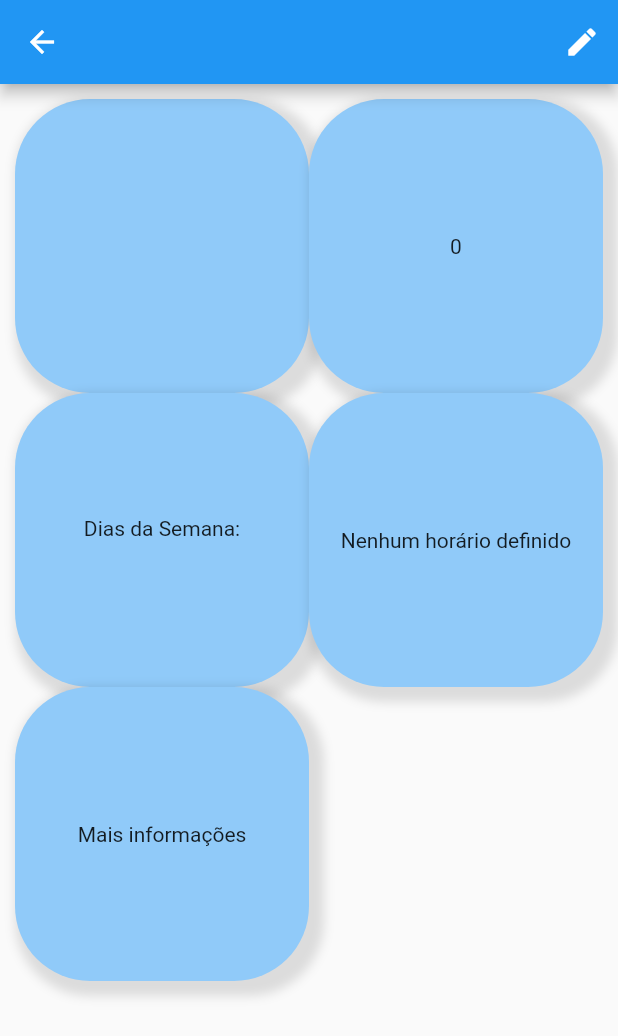
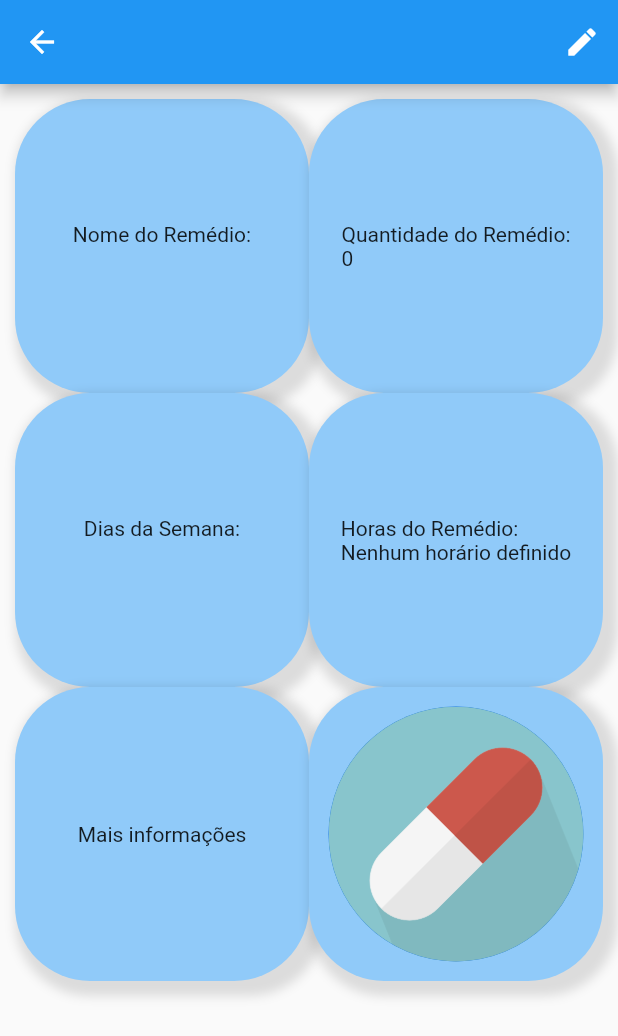
Before and after one commit to pilarfernandezz/MediNow, a Flutter app: the MedicineDetails screen opened directly with empty values, on a phone screen of 412 x 824 dp. Shown: the top 1036 px of the screen. Run offline on Flutter 3.47's test engine with Material 2 defaults, Android fonts, the phone set to English and light mode, and no system bars; our stand-ins replace camera, flutter_html, flutter_local_notifications, geolocator, google_maps_flutter, permission_handler; missing offline and left inert: day_selector, google_maps_webservice.

Commit message:
Added edit mode for icon in MedicineDetails and minor fixes

```diff
--- a/lib/MedicineDetails.dart
+++ b/lib/MedicineDetails.dart
@@ -1,9 +1,13 @@
+import 'dart:io';
+
+import 'package:camera/camera.dart';
 import 'package:day_selector/day_selector.dart';
 import 'package:flutter/material.dart';
 import 'package:flutter/services.dart';
 import 'Medicine.dart';
 
 import 'MedicineHttpRequest.dart';
+import 'Photo.dart';
 
 class MedicineDetails extends StatefulWidget {
   final Medicine drug;
@@ -50,11 +54,11 @@ class _MedicineDetailsState extends State<MedicineDetails> {
         crossAxisCount: 2,
         children: <Widget>[
           GestureDetector(
-            child: createBox(Text(drug.name)),
+            child: createBox(Text("Nome do Remédio:\n"+drug.name,)),
             onTap: (editMode) ? _dialogName : null,
           ),
           GestureDetector(
-            child: createBox(Text(drug.drugAmmount.toString())),
+            child: createBox(Text("Quantidade do Remédio:\n"+drug.drugAmmount.toString())),
             onTap: (editMode) ? _dialogAmmount : null,
           ),
           GestureDetector(
@@ -62,12 +66,16 @@ class _MedicineDetailsState extends State<MedicineDetails> {
             onTap: (editMode) ? _dialogDays : null,
           ),
           GestureDetector(
-            child: createBox(createTextDinamically(drug.hoursSelected)),
+            child: createBox(Text("Horas do Remédio:\n"+concatHoursList(drug.hoursSelected))),
             onTap: (editMode) ? _dialogHours : null,
           ),
           GestureDetector(
             child: createBox(Text("Mais informações")),
             onTap: (editMode) ? null : _goToHttp,
+          ),
+          GestureDetector(
+            child: createBox(CircleAvatar(backgroundImage: getImage(), maxRadius: 85,)),
+            onTap: (editMode) ? getPhoto : null,
           )
         ],
       ),
@@ -100,10 +108,6 @@ class _MedicineDetailsState extends State<MedicineDetails> {
     }
 
     return days;
-  }
-
-  Widget createTextDinamically(List<String> strList) {
-    return Text(concatHoursList(strList));
   }
 
   String concatHoursList(List<String> list) {
@@ -287,6 +291,33 @@ class _MedicineDetailsState extends State<MedicineDetails> {
     );
   }
 
+  ImageProvider<dynamic> getImage(){
+    if(drug.image != null)
+      return drug.image.image;
+    else
+      return AssetImage('lib/assets/remedio.png');
+  }
+
+  getPhoto() async {
+    WidgetsFlutterBinding.ensureInitialized();
+
+    // Obtain a list of the available cameras on the device.
+    final cameras = await availableCameras();
+
+    // Get a specific camera from the list of available cameras.
+    final firstCamera = cameras.first;
+
+    var result = await Navigator.push(
+      context,
+      MaterialPageRoute(builder: (context) => Photo(camera: firstCamera)),
+    );
+    if (result != null) {
+      setState(() {
+        drug.image = Image.file(File(result));
+      });
+    }
+  }
+
   IconData editIcon() {
     return (editMode) ? Icons.lock : Icons.edit;
   }
--- a/lib/Photo.dart
+++ b/lib/Photo.dart
@@ -113,8 +113,6 @@ class DisplayPictureScreen extends StatelessWidget {
   Widget build(BuildContext context) {
     return Scaffold(
       appBar: AppBar(title: Text('Display the Picture')),
-      // The image is stored as a file on the device. Use the `Image.file`
-      // constructor with the given path to display the image.
       body: Image.file(File(imagePath)),
     );
   }
--- a/lib/main.dart
+++ b/lib/main.dart
@@ -119,7 +119,7 @@ class _MyHomePageState extends State<MyHomePage> {
             onPressed: () {
               createNewCard(context);
             },
-            tooltip: 'Increment',
+            tooltip: 'Criar novo remédio',
             child: Icon(Icons.add),
           );
         },
```
Also changed, not shown: lib/MedicineCard.dart (+6 -6 lines).
